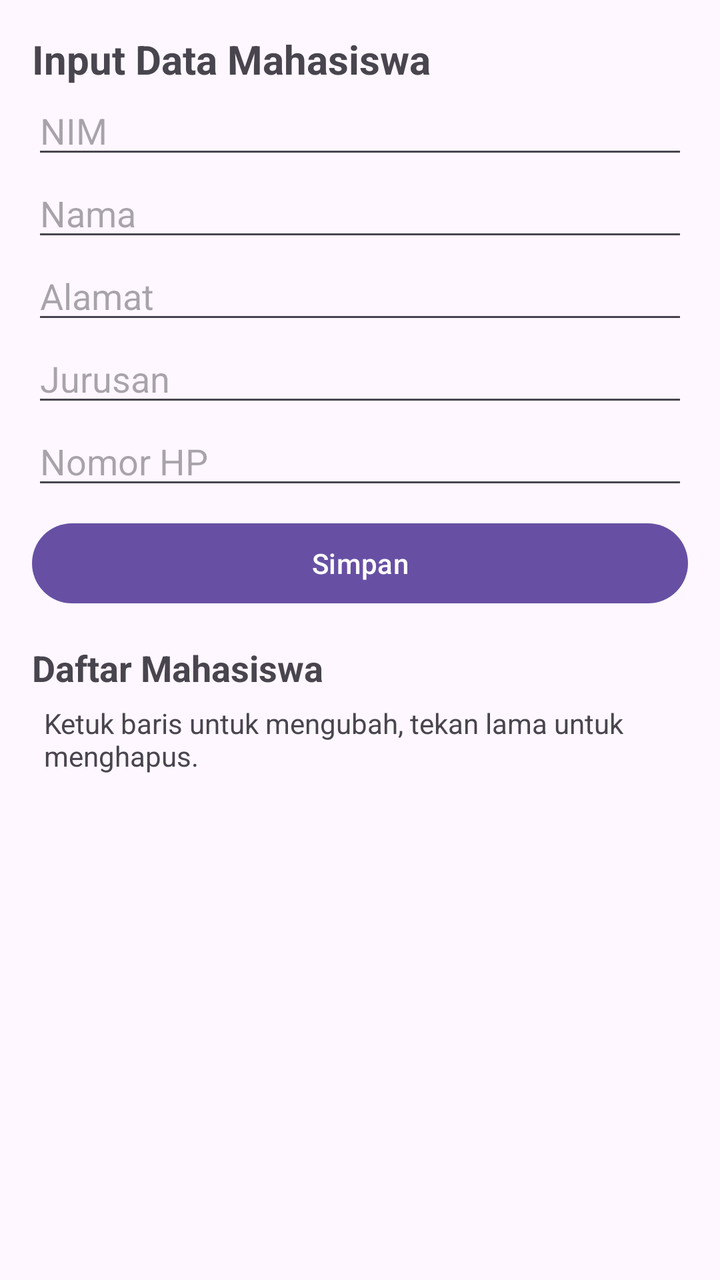
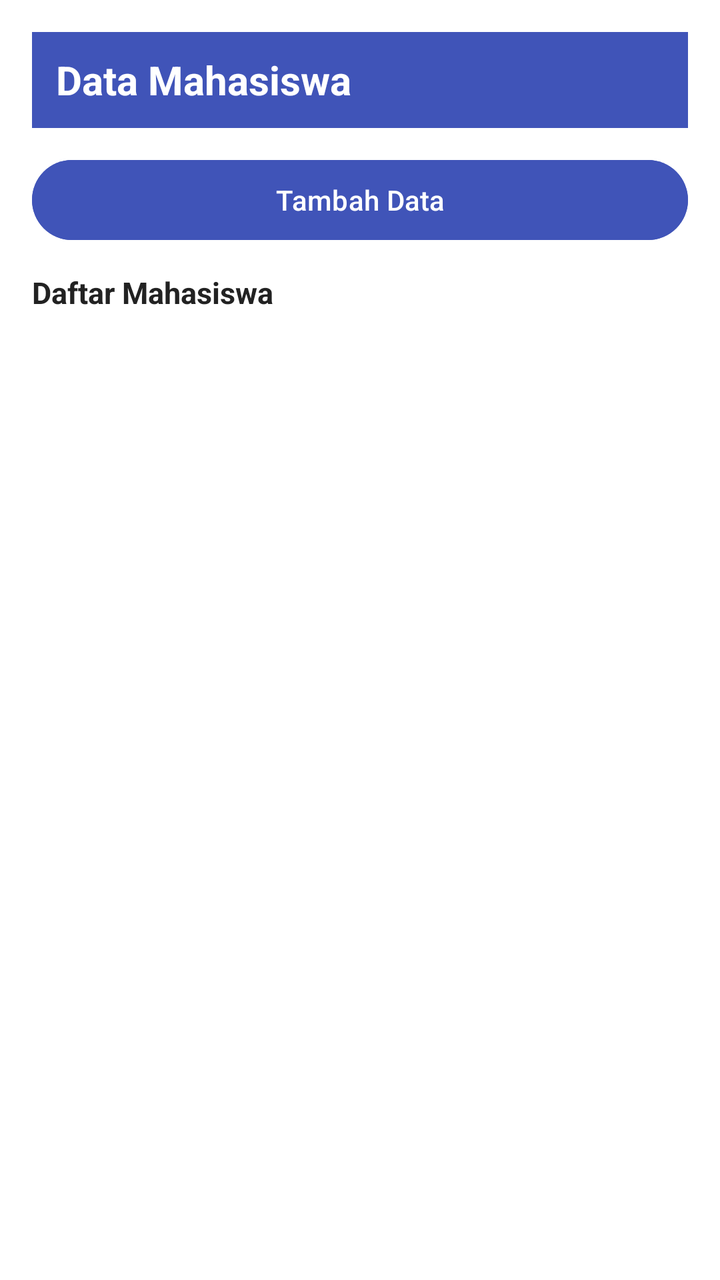

Screens rendered from an Android XML layout before and after an edit, with the pre-edit source and the edit as a unified diff.
<!-- AndroidManifest.xml: application theme Theme.Praktikum03 -->
<!-- res/layout/activity_main.xml -->
<?xml version="1.0" encoding="utf-8"?>
<LinearLayout xmlns:android="http://schemas.android.com/apk/res/android"
    android:layout_width="match_parent"
    android:layout_height="match_parent"
    android:orientation="vertical"
    android:padding="16dp">

    <TextView
        android:layout_width="match_parent"
        android:layout_height="wrap_content"
        android:text="Input Data Mahasiswa"
        android:textSize="20sp"
        android:textStyle="bold" />

    <EditText
        android:id="@+id/etNim"
        android:layout_width="match_parent"
        android:layout_height="wrap_content"
        android:hint="NIM"
        android:inputType="text" />

    <EditText
        android:id="@+id/etNama"
        android:layout_width="match_parent"
        android:layout_height="wrap_content"
        android:hint="Nama"
        android:inputType="textPersonName" />

    <EditText
        android:id="@+id/etAlamat"
        android:layout_width="match_parent"
        android:layout_height="wrap_content"
        android:hint="Alamat"
        android:inputType="textPostalAddress" />

    <EditText
        android:id="@+id/etJurusan"
        android:layout_width="match_parent"
        android:layout_height="wrap_content"
        android:hint="Jurusan"
        android:inputType="text" />

    <EditText
        android:id="@+id/etNomorHp"
        android:layout_width="match_parent"
        android:layout_height="wrap_content"
        android:hint="Nomor HP"
        android:inputType="phone" />

    <Button
        android:id="@+id/btnSimpan"
        android:layout_width="match_parent"
        android:layout_height="wrap_content"
        android:layout_marginTop="8dp"
        android:text="Simpan" />

    <Button
        android:id="@+id/btnBatal"
        android:layout_width="match_parent"
        android:layout_height="wrap_content"
        android:text="Batal"
        android:visibility="gone" />

    <TextView
        android:layout_width="match_parent"
        android:layout_height="wrap_content"
        android:layout_marginTop="16dp"
        android:text="Daftar Mahasiswa"
        android:textSize="18sp"
        android:textStyle="bold" />

    <TextView
        android:layout_width="match_parent"
        android:layout_height="wrap_content"
        android:padding="6dp"
        android:text="Ketuk baris untuk mengubah, tekan lama untuk menghapus." />

    <ListView
        android:id="@+id/listMahasiswa"
        android:layout_width="match_parent"
        android:layout_height="0dp"
        android:layout_weight="1"
        android:dividerHeight="1dp" />

</LinearLayout>
<!-- resources referenced by this layout -->
<resources>
  <style name="Theme.Praktikum03" parent="Base.Theme.Praktikum03" />
  <style name="Base.Theme.Praktikum03" parent="Theme.Material3.DayNight.NoActionBar">
          
          
      </style>
</resources>

<!-- the commit's change to res/layout/activity_main.xml (unified diff, before → after) -->
@@ -3,83 +3,46 @@
     android:layout_width="match_parent"
     android:layout_height="match_parent"
     android:orientation="vertical"
+    android:background="#FFFFFF"
     android:padding="16dp">
 
     <TextView
         android:layout_width="match_parent"
-        android:layout_height="wrap_content"
-        android:text="Input Data Mahasiswa"
+        android:layout_height="48dp"
+        android:gravity="center_vertical"
+        android:paddingStart="12dp"
+        android:text="Data Mahasiswa"
+        android:textColor="#FFFFFF"
         android:textSize="20sp"
-        android:textStyle="bold" />
+        android:textStyle="bold"
+        android:background="#4054B8" />
 
-    <EditText
-        android:id="@+id/etNim"
+    <Button
+        android:id="@+id/btnTambah"
         android:layout_width="match_parent"
         android:layout_height="wrap_content"
-        android:hint="NIM"
-        android:inputType="text" />
-
-    <EditText
-        android:id="@+id/etNama"
-        android:layout_width="match_parent"
-        android:layout_height="wrap_content"
-        android:hint="Nama"
-        android:inputType="textPersonName" />
-
-    <EditText
-        android:id="@+id/etAlamat"
-        android:layout_width="match_parent"
-        android:layout_height="wrap_content"
-        android:hint="Alamat"
-        android:inputType="textPostalAddress" />
-
-    <EditText
-        android:id="@+id/etJurusan"
-        android:layout_width="match_parent"
-        android:layout_height="wrap_content"
-        android:hint="Jurusan"
-        android:inputType="text" />
-
-    <EditText
-        android:id="@+id/etNomorHp"
-        android:layout_width="match_parent"
-        android:layout_height="wrap_content"
-        android:hint="Nomor HP"
-        android:inputType="phone" />
-
-    <Button
-        android:id="@+id/btnSimpan"
-        android:layout_width="match_parent"
-        android:layout_height="wrap_content"
-        android:layout_marginTop="8dp"
-        android:text="Simpan" />
-
-    <Button
-        android:id="@+id/btnBatal"
-        android:layout_width="match_parent"
-        android:layout_height="wrap_content"
-        android:text="Batal"
-        android:visibility="gone" />
+        android:layout_marginTop="12dp"
+        android:text="Tambah Data"
+        android:textColor="#FFFFFF"
+        android:backgroundTint="#4054B8" />
 
     <TextView
         android:layout_width="match_parent"
         android:layout_height="wrap_content"
-        android:layout_marginTop="16dp"
         android:text="Daftar Mahasiswa"
-        android:textSize="18sp"
-        android:textStyle="bold" />
-
-    <TextView
-        android:layout_width="match_parent"
-        android:layout_height="wrap_content"
-        android:padding="6dp"
-        android:text="Ketuk baris untuk mengubah, tekan lama untuk menghapus." />
+        android:textColor="#222222"
+        android:textStyle="bold"
+        android:textSize="15sp"
+        android:layout_marginTop="12dp"
+        android:layout_marginBottom="5dp" />
 
     <ListView
         android:id="@+id/listMahasiswa"
         android:layout_width="match_parent"
         android:layout_height="0dp"
         android:layout_weight="1"
+        android:background="#FFFFFF"
+        android:divider="#DDDDDD"
         android:dividerHeight="1dp" />
 
 </LinearLayout>
